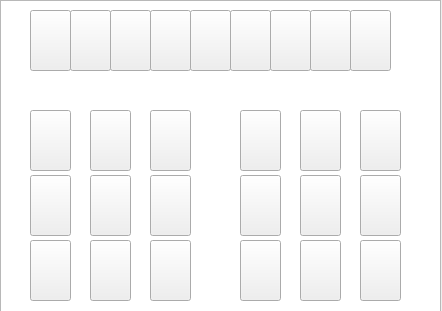
Before: the Qt Designer form catchrobo_gui/src/ui/red_2.ui in catchrobo2021/catchrobo_robot, drawn with Qt 5.
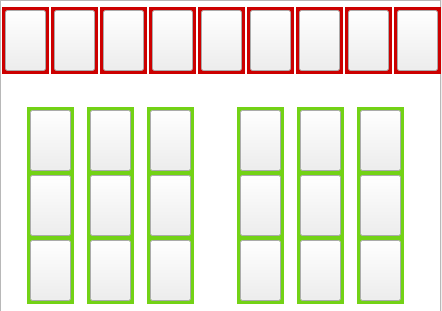
After: the same form once the commit is applied.

Diff of the .ui file:
```diff
--- a/catchrobo_gui/src/ui/red_2.ui
+++ b/catchrobo_gui/src/ui/red_2.ui
@@ -158,7 +158,7 @@
   <widget class="QPushButton" name="obj9">
    <property name="geometry">
     <rect>
-     <x>350</x>
+     <x>397</x>
      <y>10</y>
      <width>41</width>
      <height>61</height>
@@ -180,7 +180,7 @@
   <widget class="QPushButton" name="obj8">
    <property name="geometry">
     <rect>
-     <x>310</x>
+     <x>348</x>
      <y>10</y>
      <width>41</width>
      <height>61</height>
@@ -202,7 +202,7 @@
   <widget class="QPushButton" name="obj7">
    <property name="geometry">
     <rect>
-     <x>270</x>
+     <x>299</x>
      <y>10</y>
      <width>41</width>
      <height>61</height>
@@ -224,7 +224,7 @@
   <widget class="QPushButton" name="obj6">
    <property name="geometry">
     <rect>
-     <x>230</x>
+     <x>250</x>
      <y>10</y>
      <width>41</width>
      <height>61</height>
@@ -312,7 +312,7 @@
   <widget class="QPushButton" name="obj5">
    <property name="geometry">
     <rect>
-     <x>190</x>
+     <x>201</x>
      <y>10</y>
      <width>41</width>
      <height>61</height>
@@ -356,7 +356,7 @@
   <widget class="QPushButton" name="obj4">
    <property name="geometry">
     <rect>
-     <x>150</x>
+     <x>152</x>
      <y>10</y>
      <width>41</width>
      <height>61</height>
@@ -378,7 +378,7 @@
   <widget class="QPushButton" name="obj3">
    <property name="geometry">
     <rect>
-     <x>110</x>
+     <x>103</x>
      <y>10</y>
      <width>41</width>
      <height>61</height>
@@ -576,7 +576,7 @@
   <widget class="QPushButton" name="obj2">
    <property name="geometry">
     <rect>
-     <x>70</x>
+     <x>54</x>
      <y>10</y>
      <width>41</width>
      <height>61</height>
@@ -598,7 +598,7 @@
   <widget class="QPushButton" name="obj1">
    <property name="geometry">
     <rect>
-     <x>30</x>
+     <x>5</x>
      <y>10</y>
      <width>41</width>
      <height>61</height>
@@ -617,6 +617,1654 @@
     <bool>true</bool>
    </property>
   </widget>
+  <widget class="QFrame" name="frm15">
+   <property name="geometry">
+    <rect>
+     <x>357</x>
+     <y>107</y>
+     <width>47</width>
+     <height>67</height>
+    </rect>
+   </property>
+   <property name="palette">
+    <palette>
+     <active>
+      <colorrole role="WindowText">
+       <brush brushstyle="SolidPattern">
+        <color alpha="255">
+         <red>115</red>
+         <green>210</green>
+         <blue>22</blue>
+        </color>
+       </brush>
+      </colorrole>
+     </active>
+     <inactive>
+      <colorrole role="WindowText">
+       <brush brushstyle="SolidPattern">
+        <color alpha="255">
+         <red>115</red>
+         <green>210</green>
+         <blue>22</blue>
+        </color>
+       </brush>
+      </colorrole>
+     </inactive>
+     <disabled>
+      <colorrole role="WindowText">
+       <brush brushstyle="SolidPattern">
+        <color alpha="255">
+         <red>115</red>
+         <green>210</green>
+         <blue>22</blue>
+        </color>
+       </brush>
+      </colorrole>
+     </disabled>
+    </palette>
+   </property>
+   <property name="frameShape">
+    <enum>QFrame::Box</enum>
+   </property>
+   <property name="frameShadow">
+    <enum>QFrame::Plain</enum>
+   </property>
+   <property name="lineWidth">
+    <number>4</number>
+   </property>
+   <property name="midLineWidth">
+    <number>20</number>
+   </property>
+  </widget>
+  <widget class="QFrame" name="frm21">
+   <property name="geometry">
+    <rect>
+     <x>357</x>
+     <y>172</y>
+     <width>47</width>
+     <height>67</height>
+    </rect>
+   </property>
+   <property name="palette">
+    <palette>
+     <active>
+      <colorrole role="WindowText">
+       <brush brushstyle="SolidPattern">
+        <color alpha="255">
+         <red>115</red>
+         <green>210</green>
+         <blue>22</blue>
+        </color>
+       </brush>
+      </colorrole>
+     </active>
+     <inactive>
+      <colorrole role="WindowText">
+       <brush brushstyle="SolidPattern">
+        <color alpha="255">
+         <red>115</red>
+         <green>210</green>
+         <blue>22</blue>
+        </color>
+       </brush>
+      </colorrole>
+     </inactive>
+     <disabled>
+      <colorrole role="WindowText">
+       <brush brushstyle="SolidPattern">
+        <color alpha="255">
+         <red>115</red>
+         <green>210</green>
+         <blue>22</blue>
+        </color>
+       </brush>
+      </colorrole>
+     </disabled>
+    </palette>
+   </property>
+   <property name="frameShape">
+    <enum>QFrame::Box</enum>
+   </property>
+   <property name="frameShadow">
+    <enum>QFrame::Plain</enum>
+   </property>
+   <property name="lineWidth">
+    <number>4</number>
+   </property>
+   <property name="midLineWidth">
+    <number>20</number>
+   </property>
+  </widget>
+  <widget class="QFrame" name="frm27">
+   <property name="geometry">
+    <rect>
+     <x>357</x>
+     <y>237</y>
+     <width>47</width>
+     <height>67</height>
+    </rect>
+   </property>
+   <property name="palette">
+    <palette>
+     <active>
+      <colorrole role="WindowText">
+       <brush brushstyle="SolidPattern">
+        <color alpha="255">
+         <red>115</red>
+         <green>210</green>
+         <blue>22</blue>
+        </color>
+       </brush>
+      </colorrole>
+     </active>
+     <inactive>
+      <colorrole role="WindowText">
+       <brush brushstyle="SolidPattern">
+        <color alpha="255">
+         <red>115</red>
+         <green>210</green>
+         <blue>22</blue>
+        </color>
+       </brush>
+      </colorrole>
+     </inactive>
+     <disabled>
+      <colorrole role="WindowText">
+       <brush brushstyle="SolidPattern">
+        <color alpha="255">
+         <red>115</red>
+         <green>210</green>
+         <blue>22</blue>
+        </color>
+       </brush>
+      </colorrole>
+     </disabled>
+    </palette>
+   </property>
+   <property name="frameShape">
+    <enum>QFrame::Box</enum>
+   </property>
+   <property name="frameShadow">
+    <enum>QFrame::Plain</enum>
+   </property>
+   <property name="lineWidth">
+    <number>4</number>
+   </property>
+   <property name="midLineWidth">
+    <number>20</number>
+   </property>
+  </widget>
+  <widget class="QFrame" name="frm14">
+   <property name="geometry">
+    <rect>
+     <x>297</x>
+     <y>107</y>
+     <width>47</width>
+     <height>67</height>
+    </rect>
+   </property>
+   <property name="palette">
+    <palette>
+     <active>
+      <colorrole role="WindowText">
+       <brush brushstyle="SolidPattern">
+        <color alpha="255">
+         <red>115</red>
+         <green>210</green>
+         <blue>22</blue>
+        </color>
+       </brush>
+      </colorrole>
+     </active>
+     <inactive>
+      <colorrole role="WindowText">
+       <brush brushstyle="SolidPattern">
+        <color alpha="255">
+         <red>115</red>
+         <green>210</green>
+         <blue>22</blue>
+        </color>
+       </brush>
+      </colorrole>
+     </inactive>
+     <disabled>
+      <colorrole role="WindowText">
+       <brush brushstyle="SolidPattern">
+        <color alpha="255">
+         <red>115</red>
+         <green>210</green>
+         <blue>22</blue>
+        </color>
+       </brush>
+      </colorrole>
+     </disabled>
+    </palette>
+   </property>
+   <property name="frameShape">
+    <enum>QFrame::Box</enum>
+   </property>
+   <property name="frameShadow">
+    <enum>QFrame::Plain</enum>
+   </property>
+   <property name="lineWidth">
+    <number>4</number>
+   </property>
+   <property name="midLineWidth">
+    <number>20</number>
+   </property>
+  </widget>
+  <widget class="QFrame" name="frm20">
+   <property name="geometry">
+    <rect>
+     <x>297</x>
+     <y>172</y>
+     <width>47</width>
+     <height>67</height>
+    </rect>
+   </property>
+   <property name="palette">
+    <palette>
+     <active>
+      <colorrole role="WindowText">
+       <brush brushstyle="SolidPattern">
+        <color alpha="255">
+         <red>115</red>
+         <green>210</green>
+         <blue>22</blue>
+        </color>
+       </brush>
+      </colorrole>
+     </active>
+     <inactive>
+      <colorrole role="WindowText">
+       <brush brushstyle="SolidPattern">
+        <color alpha="255">
+         <red>115</red>
+         <green>210</green>
+         <blue>22</blue>
+        </color>
+       </brush>
+      </colorrole>
+     </inactive>
+     <disabled>
+      <colorrole role="WindowText">
+       <brush brushstyle="SolidPattern">
+        <color alpha="255">
+         <red>115</red>
+         <green>210</green>
+         <blue>22</blue>
+        </color>
+       </brush>
+      </colorrole>
+     </disabled>
+    </palette>
+   </property>
+   <property name="frameShape">
+    <enum>QFrame::Box</enum>
+   </property>
+   <property name="frameShadow">
+    <enum>QFrame::Plain</enum>
+   </property>
+   <property name="lineWidth">
+    <number>4</number>
+   </property>
+   <property name="midLineWidth">
+    <number>20</number>
+   </property>
+  </widget>
+  <widget class="QFrame" name="frm26">
+   <property name="geometry">
+    <rect>
+     <x>297</x>
+     <y>237</y>
+     <width>47</width>
+     <height>67</height>
+    </rect>
+   </property>
+   <property name="palette">
+    <palette>
+     <active>
+      <colorrole role="WindowText">
+       <brush brushstyle="SolidPattern">
+        <color alpha="255">
+         <red>115</red>
+         <green>210</green>
+         <blue>22</blue>
+        </color>
+       </brush>
+      </colorrole>
+     </active>
+     <inactive>
+      <colorrole role="WindowText">
+       <brush brushstyle="SolidPattern">
+        <color alpha="255">
+         <red>115</red>
+         <green>210</green>
+         <blue>22</blue>
+        </color>
+       </brush>
+      </colorrole>
+     </inactive>
+     <disabled>
+      <colorrole role="WindowText">
+       <brush brushstyle="SolidPattern">
+        <color alpha="255">
+         <red>115</red>
+         <green>210</green>
+         <blue>22</blue>
+        </color>
+       </brush>
+      </colorrole>
+     </disabled>
+    </palette>
+   </property>
+   <property name="frameShape">
+    <enum>QFrame::Box</enum>
+   </property>
+   <property name="frameShadow">
+    <enum>QFrame::Plain</enum>
+   </property>
+   <property name="lineWidth">
+    <number>4</number>
+   </property>
+   <property name="midLineWidth">
+    <number>20</number>
+   </property>
+  </widget>
+  <widget class="QFrame" name="frm13">
+   <property name="geometry">
+    <rect>
+     <x>237</x>
+     <y>107</y>
+     <width>47</width>
+     <height>67</height>
+    </rect>
+   </property>
+   <property name="palette">
+    <palette>
+     <active>
+      <colorrole role="WindowText">
+       <brush brushstyle="SolidPattern">
+        <color alpha="255">
+         <red>115</red>
+         <green>210</green>
+         <blue>22</blue>
+        </color>
+       </brush>
+      </colorrole>
+     </active>
+     <inactive>
+      <colorrole role="WindowText">
+       <brush brushstyle="SolidPattern">
+        <color alpha="255">
+         <red>115</red>
+         <green>210</green>
+         <blue>22</blue>
+        </color>
+       </brush>
+      </colorrole>
+     </inactive>
+     <disabled>
+      <colorrole role="WindowText">
+       <brush brushstyle="SolidPattern">
+        <color alpha="255">
+         <red>115</red>
+         <green>210</green>
+         <blue>22</blue>
+        </color>
+       </brush>
+      </colorrole>
+     </disabled>
+    </palette>
+   </property>
+   <property name="frameShape">
+    <enum>QFrame::Box</enum>
+   </property>
+   <property name="frameShadow">
+    <enum>QFrame::Plain</enum>
+   </property>
+   <property name="lineWidth">
+    <number>4</number>
+   </property>
+   <property name="midLineWidth">
+    <number>20</number>
+   </property>
+  </widget>
+  <widget class="QFrame" name="frm19">
+   <property name="geometry">
+    <rect>
+     <x>237</x>
+     <y>172</y>
+     <width>47</width>
+     <height>67</height>
+    </rect>
+   </property>
+   <property name="palette">
+    <palette>
+     <active>
+      <colorrole role="WindowText">
+       <brush brushstyle="SolidPattern">
+        <color alpha="255">
+         <red>115</red>
+         <green>210</green>
+         <blue>22</blue>
+        </color>
+       </brush>
+      </colorrole>
+     </active>
+     <inactive>
+      <colorrole role="WindowText">
+       <brush brushstyle="SolidPattern">
+        <color alpha="255">
+         <red>115</red>
+         <green>210</green>
+         <blue>22</blue>
+        </color>
+       </brush>
+      </colorrole>
+     </inactive>
+     <disabled>
+      <colorrole role="WindowText">
+       <brush brushstyle="SolidPattern">
+        <color alpha="255">
+         <red>115</red>
+         <green>210</green>
+         <blue>22</blue>
+        </color>
+       </brush>
+      </colorrole>
+     </disabled>
+    </palette>
+   </property>
+   <property name="frameShape">
+    <enum>QFrame::Box</enum>
+   </property>
+   <property name="frameShadow">
+    <enum>QFrame::Plain</enum>
+   </property>
+   <property name="lineWidth">
+    <number>4</number>
+   </property>
+   <property name="midLineWidth">
+    <number>20</number>
+   </property>
+  </widget>
+  <widget class="QFrame" name="frm25">
+   <property name="geometry">
+    <rect>
+     <x>237</x>
+     <y>237</y>
+     <width>47</width>
+     <height>67</height>
+    </rect>
+   </property>
+   <property name="palette">
+    <palette>
+     <active>
+      <colorrole role="WindowText">
+       <brush brushstyle="SolidPattern">
+        <color alpha="255">
+         <red>115</red>
+         <green>210</green>
+         <blue>22</blue>
+        </color>
+       </brush>
+      </colorrole>
+     </active>
+     <inactive>
+      <colorrole role="WindowText">
+       <brush brushstyle="SolidPattern">
+        <color alpha="255">
+         <red>115</red>
+         <green>210</green>
+         <blue>22</blue>
+        </color>
+       </brush>
+      </colorrole>
+     </inactive>
+     <disabled>
+      <colorrole role="WindowText">
+       <brush brushstyle="SolidPattern">
+        <color alpha="255">
+         <red>115</red>
+         <green>210</green>
+         <blue>22</blue>
+        </color>
+       </brush>
+      </colorrole>
+     </disabled>
+    </palette>
+   </property>
+   <property name="frameShape">
+    <enum>QFrame::Box</enum>
+   </property>
+   <property name="frameShadow">
+    <enum>QFrame::Plain</enum>
+   </property>
+   <property name="lineWidth">
+    <number>4</number>
+   </property>
+   <property name="midLineWidth">
+    <number>20</number>
+   </property>
+  </widget>
+  <widget class="QFrame" name="frm10">
+   <property name="geometry">
+    <rect>
+     <x>27</x>
+     <y>107</y>
+     <width>47</width>
+     <height>67</height>
+    </rect>
+   </property>
+   <property name="palette">
+    <palette>
+     <active>
+      <colorrole role="WindowText">
+       <brush brushstyle="SolidPattern">
+        <color alpha="255">
+         <red>115</red>
+         <green>210</green>
+         <blue>22</blue>
+        </color>
+       </brush>
+      </colorrole>
+     </active>
+     <inactive>
+      <colorrole role="WindowText">
+       <brush brushstyle="SolidPattern">
+        <color alpha="255">
+         <red>115</red>
+         <green>210</green>
+         <blue>22</blue>
+        </color>
+       </brush>
+      </colorrole>
+     </inactive>
+     <disabled>
+      <colorrole role="WindowText">
+       <brush brushstyle="SolidPattern">
+        <color alpha="255">
+         <red>115</red>
+         <green>210</green>
+         <blue>22</blue>
+        </color>
+       </brush>
+      </colorrole>
+     </disabled>
+    </palette>
+   </property>
+   <property name="frameShape">
+    <enum>QFrame::Box</enum>
+   </property>
+   <property name="frameShadow">
+    <enum>QFrame::Plain</enum>
+   </property>
+   <property name="lineWidth">
+    <number>4</number>
+   </property>
+   <property name="midLineWidth">
+    <number>20</number>
+   </property>
+  </widget>
+  <widget class="QFrame" name="frm11">
+   <property name="geometry">
+    <rect>
+     <x>87</x>
+     <y>107</y>
+     <width>47</width>
+     <height>67</height>
+    </rect>
+   </property>
+   <property name="palette">
+    <palette>
+     <active>
+      <colorrole role="WindowText">
+       <brush brushstyle="SolidPattern">
+        <color alpha="255">
+         <red>115</red>
+         <green>210</green>
+         <blue>22</blue>
+        </color>
+       </brush>
+      </colorrole>
+     </active>
+     <inactive>
+      <colorrole role="WindowText">
+       <brush brushstyle="SolidPattern">
+        <color alpha="255">
+         <red>115</red>
+         <green>210</green>
+         <blue>22</blue>
+        </color>
+       </brush>
+      </colorrole>
+     </inactive>
+     <disabled>
+      <colorrole role="WindowText">
+       <brush brushstyle="SolidPattern">
+        <color alpha="255">
+         <red>115</red>
+         <green>210</green>
+         <blue>22</blue>
+        </color>
+       </brush>
+      </colorrole>
+     </disabled>
+    </palette>
+   </property>
+   <property name="frameShape">
+    <enum>QFrame::Box</enum>
+   </property>
+   <property name="frameShadow">
+    <enum>QFrame::Plain</enum>
+   </property>
+   <property name="lineWidth">
+    <number>4</number>
+   </property>
+   <property name="midLineWidth">
+    <number>20</number>
+   </property>
+  </widget>
+  <widget class="QFrame" name="frm12">
+   <property name="geometry">
+    <rect>
+     <x>147</x>
+     <y>107</y>
+     <width>47</width>
+     <height>67</height>
+    </rect>
+   </property>
+   <property name="palette">
+    <palette>
+     <active>
+      <colorrole role="WindowText">
+       <brush brushstyle="SolidPattern">
+        <color alpha="255">
+         <red>115</red>
+         <green>210</green>
+         <blue>22</blue>
+        </color>
+       </brush>
+      </colorrole>
+     </active>
+     <inactive>
+      <colorrole role="WindowText">
+       <brush brushstyle="SolidPattern">
+        <color alpha="255">
+         <red>115</red>
+         <green>210</green>
+         <blue>22</blue>
+        </color>
+       </brush>
+      </colorrole>
+     </inactive>
+     <disabled>
+      <colorrole role="WindowText">
+       <brush brushstyle="SolidPattern">
+        <color alpha="255">
+         <red>115</red>
+         <green>210</green>
+         <blue>22</blue>
+        </color>
+       </brush>
+      </colorrole>
+     </disabled>
+    </palette>
+   </property>
+   <property name="frameShape">
+    <enum>QFrame::Box</enum>
+   </property>
+   <property name="frameShadow">
+    <enum>QFrame::Plain</enum>
+   </property>
+   <property name="lineWidth">
+    <number>4</number>
+   </property>
+   <property name="midLineWidth">
+    <number>20</number>
+   </property>
+  </widget>
+  <widget class="QFrame" name="frm7">
+   <property name="geometry">
+    <rect>
+     <x>296</x>
+     <y>7</y>
+     <width>47</width>
+     <height>67</height>
+    </rect>
+   </property>
+   <property name="palette">
+    <palette>
+     <active>
+      <colorrole role="WindowText">
+       <brush brushstyle="SolidPattern">
+        <color alpha="255">
+         <red>204</red>
+         <green>0</green>
+         <blue>0</blue>
+        </color>
+       </brush>
+      </colorrole>
+     </active>
+     <inactive>
+      <colorrole role="WindowText">
+       <brush brushstyle="SolidPattern">
+        <color alpha="255">
+         <red>204</red>
+         <green>0</green>
+         <blue>0</blue>
+        </color>
+       </brush>
+      </colorrole>
+     </inactive>
+     <disabled>
+      <colorrole role="WindowText">
+       <brush brushstyle="SolidPattern">
+        <color alpha="255">
+         <red>204</red>
+         <green>0</green>
+         <blue>0</blue>
+        </color>
+       </brush>
+      </colorrole>
+     </disabled>
+    </palette>
+   </property>
+   <property name="frameShape">
+    <enum>QFrame::Box</enum>
+   </property>
+   <property name="frameShadow">
+    <enum>QFrame::Plain</enum>
+   </property>
+   <property name="lineWidth">
+    <number>4</number>
+   </property>
+   <property name="midLineWidth">
+    <number>20</number>
+   </property>
+  </widget>
+  <widget class="QFrame" name="frm6">
+   <property name="geometry">
+    <rect>
+     <x>247</x>
+     <y>7</y>
+     <width>47</width>
+     <height>67</height>
+    </rect>
+   </property>
+   <property name="palette">
+    <palette>
+     <active>
+      <colorrole role="WindowText">
+       <brush brushstyle="SolidPattern">
+        <color alpha="255">
+         <red>204</red>
+         <green>0</green>
+         <blue>0</blue>
+        </color>
+       </brush>
+      </colorrole>
+     </active>
+     <inactive>
+      <colorrole role="WindowText">
+       <brush brushstyle="SolidPattern">
+        <color alpha="255">
+         <red>204</red>
+         <green>0</green>
+         <blue>0</blue>
+        </color>
+       </brush>
+      </colorrole>
+     </inactive>
+     <disabled>
+      <colorrole role="WindowText">
+       <brush brushstyle="SolidPattern">
+        <color alpha="255">
+         <red>204</red>
+         <green>0</green>
+         <blue>0</blue>
+        </color>
+       </brush>
+      </colorrole>
+     </disabled>
+    </palette>
+   </property>
+   <property name="frameShape">
+    <enum>QFrame::Box</enum>
+   </property>
+   <property name="frameShadow">
+    <enum>QFrame::Plain</enum>
+   </property>
+   <property name="lineWidth">
+    <number>4</number>
+   </property>
+   <property name="midLineWidth">
+    <number>20</number>
+   </property>
+  </widget>
+  <widget class="QFrame" name="frm5">
+   <property name="geometry">
+    <rect>
+     <x>198</x>
+     <y>7</y>
+     <width>47</width>
+     <height>67</height>
+    </rect>
+   </property>
+   <property name="palette">
+    <palette>
+     <active>
+      <colorrole role="WindowText">
+       <brush brushstyle="SolidPattern">
+        <color alpha="255">
+         <red>204</red>
+         <green>0</green>
+         <blue>0</blue>
+        </color>
+       </brush>
+      </colorrole>
+     </active>
+     <inactive>
+      <colorrole role="WindowText">
+       <brush brushstyle="SolidPattern">
+        <color alpha="255">
+         <red>204</red>
+         <green>0</green>
+         <blue>0</blue>
+        </color>
+       </brush>
+      </colorrole>
+     </inactive>
+     <disabled>
+      <colorrole role="WindowText">
+       <brush brushstyle="SolidPattern">
+        <color alpha="255">
+         <red>204</red>
+         <green>0</green>
+         <blue>0</blue>
+        </color>
+       </brush>
+      </colorrole>
+     </disabled>
+    </palette>
+   </property>
+   <property name="frameShape">
+    <enum>QFrame::Box</enum>
+   </property>
+   <property name="frameShadow">
+    <enum>QFrame::Plain</enum>
+   </property>
+   <property name="lineWidth">
+    <number>4</number>
+   </property>
+   <property name="midLineWidth">
+    <number>20</number>
+   </property>
+  </widget>
+  <widget class="QFrame" name="frm4">
+   <property name="geometry">
+    <rect>
+     <x>149</x>
+     <y>7</y>
+     <width>47</width>
+     <height>67</height>
+    </rect>
+   </property>
+   <property name="palette">
+    <palette>
+     <active>
+      <colorrole role="WindowText">
+       <brush brushstyle="SolidPattern">
+        <color alpha="255">
+         <red>204</red>
+         <green>0</green>
+         <blue>0</blue>
+        </color>
+       </brush>
+      </colorrole>
+     </active>
+     <inactive>
+      <colorrole role="WindowText">
+       <brush brushstyle="SolidPattern">
+        <color alpha="255">
+         <red>204</red>
+         <green>0</green>
+         <blue>0</blue>
+        </color>
+       </brush>
+      </colorrole>
+     </inactive>
+     <disabled>
+      <colorrole role="WindowText">
+       <brush brushstyle="SolidPattern">
+        <color alpha="255">
+         <red>204</red>
+         <green>0</green>
+         <blue>0</blue>
+        </color>
+       </brush>
+      </colorrole>
+     </disabled>
+    </palette>
+   </property>
+   <property name="frameShape">
+    <enum>QFrame::Box</enum>
+   </property>
+   <property name="frameShadow">
+    <enum>QFrame::Plain</enum>
+   </property>
+   <property name="lineWidth">
+    <number>4</number>
+   </property>
+   <property name="midLineWidth">
+    <number>20</number>
+   </property>
+  </widget>
+  <widget class="QFrame" name="frm3">
+   <property name="geometry">
+    <rect>
+     <x>100</x>
+     <y>7</y>
+     <width>47</width>
+     <height>67</height>
+    </rect>
+   </property>
+   <property name="palette">
+    <palette>
+     <active>
+      <colorrole role="WindowText">
+       <brush brushstyle="SolidPattern">
+        <color alpha="255">
+         <red>204</red>
+         <green>0</green>
+         <blue>0</blue>
+        </color>
+       </brush>
+      </colorrole>
+     </active>
+     <inactive>
+      <colorrole role="WindowText">
+       <brush brushstyle="SolidPattern">
+        <color alpha="255">
+         <red>204</red>
+         <green>0</green>
+         <blue>0</blue>
+        </color>
+       </brush>
+      </colorrole>
+     </inactive>
+     <disabled>
+      <colorrole role="WindowText">
+       <brush brushstyle="SolidPattern">
+        <color alpha="255">
+         <red>204</red>
+         <green>0</green>
+         <blue>0</blue>
+        </color>
+       </brush>
+      </colorrole>
+     </disabled>
+    </palette>
+   </property>
+   <property name="frameShape">
+    <enum>QFrame::Box</enum>
+   </property>
+   <property name="frameShadow">
+    <enum>QFrame::Plain</enum>
+   </property>
+   <property name="lineWidth">
+    <number>4</number>
+   </property>
+   <property name="midLineWidth">
+    <number>20</number>
+   </property>
+  </widget>
+  <widget class="QFrame" name="frm2">
+   <property name="geometry">
+    <rect>
+     <x>51</x>
+     <y>7</y>
+     <width>47</width>
+     <height>67</height>
+    </rect>
+   </property>
+   <property name="palette">
+    <palette>
+     <active>
+      <colorrole role="WindowText">
+       <brush brushstyle="SolidPattern">
+        <color alpha="255">
+         <red>204</red>
+         <green>0</green>
+         <blue>0</blue>
+        </color>
+       </brush>
+      </colorrole>
+     </active>
+     <inactive>
+      <colorrole role="WindowText">
+       <brush brushstyle="SolidPattern">
+        <color alpha="255">
+         <red>204</red>
+         <green>0</green>
+         <blue>0</blue>
+        </color>
+       </brush>
+      </colorrole>
+     </inactive>
+     <disabled>
+      <colorrole role="WindowText">
+       <brush brushstyle="SolidPattern">
+        <color alpha="255">
+         <red>204</red>
+         <green>0</green>
+         <blue>0</blue>
+        </color>
+       </brush>
+      </colorrole>
+     </disabled>
+    </palette>
+   </property>
+   <property name="frameShape">
+    <enum>QFrame::Box</enum>
+   </property>
+   <property name="frameShadow">
+    <enum>QFrame::Plain</enum>
+   </property>
+   <property name="lineWidth">
+    <number>4</number>
+   </property>
+   <property name="midLineWidth">
+    <number>20</number>
+   </property>
+  </widget>
+  <widget class="QFrame" name="frm1">
+   <property name="geometry">
+    <rect>
+     <x>2</x>
+     <y>7</y>
+     <width>47</width>
+     <height>67</height>
+    </rect>
+   </property>
+   <property name="palette">
+    <palette>
+     <active>
+      <colorrole role="WindowText">
+       <brush brushstyle="SolidPattern">
+        <color alpha="255">
+         <red>204</red>
+         <green>0</green>
+         <blue>0</blue>
+        </color>
+       </brush>
+      </colorrole>
+     </active>
+     <inactive>
+      <colorrole role="WindowText">
+       <brush brushstyle="SolidPattern">
+        <color alpha="255">
+         <red>204</red>
+         <green>0</green>
+         <blue>0</blue>
+        </color>
+       </brush>
+      </colorrole>
+     </inactive>
+     <disabled>
+      <colorrole role="WindowText">
+       <brush brushstyle="SolidPattern">
+        <color alpha="255">
+         <red>204</red>
+         <green>0</green>
+         <blue>0</blue>
+        </color>
+       </brush>
+      </colorrole>
+     </disabled>
+    </palette>
+   </property>
+   <property name="frameShape">
+    <enum>QFrame::Box</enum>
+   </property>
+   <property name="frameShadow">
+    <enum>QFrame::Plain</enum>
+   </property>
+   <property name="lineWidth">
+    <number>4</number>
+   </property>
+   <property name="midLineWidth">
+    <number>20</number>
+   </property>
+  </widget>
+  <widget class="QFrame" name="frm24">
+   <property name="geometry">
+    <rect>
+     <x>147</x>
+     <y>237</y>
+     <width>47</width>
+     <height>67</height>
+    </rect>
+   </property>
+   <property name="palette">
+    <palette>
+     <active>
+      <colorrole role="WindowText">
+       <brush brushstyle="SolidPattern">
+        <color alpha="255">
+         <red>115</red>
+         <green>210</green>
+         <blue>22</blue>
+        </color>
+       </brush>
+      </colorrole>
+     </active>
+     <inactive>
+      <colorrole role="WindowText">
+       <brush brushstyle="SolidPattern">
+        <color alpha="255">
+         <red>115</red>
+         <green>210</green>
+         <blue>22</blue>
+        </color>
+       </brush>
+      </colorrole>
+     </inactive>
+     <disabled>
+      <colorrole role="WindowText">
+       <brush brushstyle="SolidPattern">
+        <color alpha="255">
+         <red>115</red>
+         <green>210</green>
+         <blue>22</blue>
+        </color>
+       </brush>
+      </colorrole>
+     </disabled>
+    </palette>
+   </property>
+   <property name="frameShape">
+    <enum>QFrame::Box</enum>
+   </property>
+   <property name="frameShadow">
+    <enum>QFrame::Plain</enum>
+   </property>
+   <property name="lineWidth">
+    <number>4</number>
+   </property>
+   <property name="midLineWidth">
+    <number>20</number>
+   </property>
+  </widget>
+  <widget class="QFrame" name="frm18">
+   <property name="geometry">
+    <rect>
+     <x>147</x>
+     <y>172</y>
+     <width>47</width>
+     <height>67</height>
+    </rect>
+   </property>
+   <property name="palette">
+    <palette>
+     <active>
+      <colorrole role="WindowText">
+       <brush brushstyle="SolidPattern">
+        <color alpha="255">
+         <red>115</red>
+         <green>210</green>
+         <blue>22</blue>
+        </color>
+       </brush>
+      </colorrole>
+     </active>
+     <inactive>
+      <colorrole role="WindowText">
+       <brush brushstyle="SolidPattern">
+        <color alpha="255">
+         <red>115</red>
+         <green>210</green>
+         <blue>22</blue>
+        </color>
+       </brush>
+      </colorrole>
+     </inactive>
+     <disabled>
+      <colorrole role="WindowText">
+       <brush brushstyle="SolidPattern">
+        <color alpha="255">
+         <red>115</red>
+         <green>210</green>
+         <blue>22</blue>
+        </color>
+       </brush>
+      </colorrole>
+     </disabled>
+    </palette>
+   </property>
+   <property name="frameShape">
+    <enum>QFrame::Box</enum>
+   </property>
+   <property name="frameShadow">
+    <enum>QFrame::Plain</enum>
+   </property>
+   <property name="lineWidth">
+    <number>4</number>
+   </property>
+   <property name="midLineWidth">
+    <number>20</number>
+   </property>
+  </widget>
+  <widget class="QFrame" name="frm17">
+   <property name="geometry">
+    <rect>
+     <x>87</x>
+     <y>172</y>
+     <width>47</width>
+     <height>67</height>
+    </rect>
+   </property>
+   <property name="palette">
+    <palette>
+     <active>
+      <colorrole role="WindowText">
+       <brush brushstyle="SolidPattern">
+        <color alpha="255">
+         <red>115</red>
+         <green>210</green>
+         <blue>22</blue>
+        </color>
+       </brush>
+      </colorrole>
+     </active>
+     <inactive>
+      <colorrole role="WindowText">
+       <brush brushstyle="SolidPattern">
+        <color alpha="255">
+         <red>115</red>
+         <green>210</green>
+         <blue>22</blue>
+        </color>
+       </brush>
+      </colorrole>
+     </inactive>
+     <disabled>
+      <colorrole role="WindowText">
+       <brush brushstyle="SolidPattern">
+        <color alpha="255">
+         <red>115</red>
+         <green>210</green>
+         <blue>22</blue>
+        </color>
+       </brush>
+      </colorrole>
+     </disabled>
+    </palette>
+   </property>
+   <property name="frameShape">
+    <enum>QFrame::Box</enum>
+   </property>
+   <property name="frameShadow">
+    <enum>QFrame::Plain</enum>
+   </property>
+   <property name="lineWidth">
+    <number>4</number>
+   </property>
+   <property name="midLineWidth">
+    <number>20</number>
+   </property>
+  </widget>
+  <widget class="QFrame" name="frm16">
+   <property name="geometry">
+    <rect>
+     <x>27</x>
+     <y>172</y>
+     <width>47</width>
+     <height>67</height>
+    </rect>
+   </property>
+   <property name="palette">
+    <palette>
+     <active>
+      <colorrole role="WindowText">
+       <brush brushstyle="SolidPattern">
+        <color alpha="255">
+         <red>115</red>
+         <green>210</green>
+         <blue>22</blue>
+        </color>
+       </brush>
+      </colorrole>
+     </active>
+     <inactive>
+      <colorrole role="WindowText">
+       <brush brushstyle="SolidPattern">
+        <color alpha="255">
+         <red>115</red>
+         <green>210</green>
+         <blue>22</blue>
+        </color>
+       </brush>
+      </colorrole>
+     </inactive>
+     <disabled>
+      <colorrole role="WindowText">
+       <brush brushstyle="SolidPattern">
+        <color alpha="255">
+         <red>115</red>
+         <green>210</green>
+         <blue>22</blue>
+        </color>
+       </brush>
+      </colorrole>
+     </disabled>
+    </palette>
+   </property>
+   <property name="frameShape">
+    <enum>QFrame::Box</enum>
+   </property>
+   <property name="frameShadow">
+    <enum>QFrame::Plain</enum>
+   </property>
+   <property name="lineWidth">
+    <number>4</number>
+   </property>
+   <property name="midLineWidth">
+    <number>20</number>
+   </property>
+  </widget>
+  <widget class="QFrame" name="frm23">
+   <property name="geometry">
+    <rect>
+     <x>87</x>
+     <y>237</y>
+     <width>47</width>
+     <height>67</height>
+    </rect>
+   </property>
+   <property name="palette">
+    <palette>
+     <active>
+      <colorrole role="WindowText">
+       <brush brushstyle="SolidPattern">
+        <color alpha="255">
+         <red>115</red>
+         <green>210</green>
+         <blue>22</blue>
+        </color>
+       </brush>
+      </colorrole>
+     </active>
+     <inactive>
+      <colorrole role="WindowText">
+       <brush brushstyle="SolidPattern">
+        <color alpha="255">
+         <red>115</red>
+         <green>210</green>
+         <blue>22</blue>
+        </color>
+       </brush>
+      </colorrole>
+     </inactive>
+     <disabled>
+      <colorrole role="WindowText">
+       <brush brushstyle="SolidPattern">
+        <color alpha="255">
+         <red>115</red>
+         <green>210</green>
+         <blue>22</blue>
+        </color>
+       </brush>
+      </colorrole>
+     </disabled>
+    </palette>
+   </property>
+   <property name="frameShape">
+    <enum>QFrame::Box</enum>
+   </property>
+   <property name="frameShadow">
+    <enum>QFrame::Plain</enum>
+   </property>
+   <property name="lineWidth">
+    <number>4</number>
+   </property>
+   <property name="midLineWidth">
+    <number>20</number>
+   </property>
+  </widget>
+  <widget class="QFrame" name="frm22">
+   <property name="geometry">
+    <rect>
+     <x>27</x>
+     <y>237</y>
+     <width>47</width>
+     <height>67</height>
+    </rect>
+   </property>
+   <property name="palette">
+    <palette>
+     <active>
+      <colorrole role="WindowText">
+       <brush brushstyle="SolidPattern">
+        <color alpha="255">
+         <red>115</red>
+         <green>210</green>
+         <blue>22</blue>
+        </color>
+       </brush>
+      </colorrole>
+     </active>
+     <inactive>
+      <colorrole role="WindowText">
+       <brush brushstyle="SolidPattern">
+        <color alpha="255">
+         <red>115</red>
+         <green>210</green>
+         <blue>22</blue>
+        </color>
+       </brush>
+      </colorrole>
+     </inactive>
+     <disabled>
+      <colorrole role="WindowText">
+       <brush brushstyle="SolidPattern">
+        <color alpha="255">
+         <red>115</red>
+         <green>210</green>
+         <blue>22</blue>
+        </color>
+       </brush>
+      </colorrole>
+     </disabled>
+    </palette>
+   </property>
+   <property name="frameShape">
+    <enum>QFrame::Box</enum>
+   </property>
+   <property name="frameShadow">
+    <enum>QFrame::Plain</enum>
+   </property>
+   <property name="lineWidth">
+    <number>4</number>
+   </property>
+   <property name="midLineWidth">
+    <number>20</number>
+   </property>
+  </widget>
+  <widget class="QFrame" name="frm9">
+   <property name="geometry">
+    <rect>
+     <x>394</x>
+     <y>7</y>
+     <width>47</width>
+     <height>67</height>
+    </rect>
+   </property>
+   <property name="palette">
+    <palette>
+     <active>
+      <colorrole role="WindowText">
+       <brush brushstyle="SolidPattern">
+        <color alpha="255">
+         <red>204</red>
+         <green>0</green>
+         <blue>0</blue>
+        </color>
+       </brush>
+      </colorrole>
+     </active>
+     <inactive>
+      <colorrole role="WindowText">
+       <brush brushstyle="SolidPattern">
+        <color alpha="255">
+         <red>204</red>
+         <green>0</green>
+         <blue>0</blue>
+        </color>
+       </brush>
+      </colorrole>
+     </inactive>
+     <disabled>
+      <colorrole role="WindowText">
+       <brush brushstyle="SolidPattern">
+        <color alpha="255">
+         <red>204</red>
+         <green>0</green>
+         <blue>0</blue>
+        </color>
+       </brush>
+      </colorrole>
+     </disabled>
+    </palette>
+   </property>
+   <property name="frameShape">
+    <enum>QFrame::Box</enum>
+   </property>
+   <property name="frameShadow">
+    <enum>QFrame::Plain</enum>
+   </property>
+   <property name="lineWidth">
+    <number>4</number>
+   </property>
+   <property name="midLineWidth">
+    <number>20</number>
+   </property>
+  </widget>
+  <widget class="QFrame" name="frm8">
+   <property name="geometry">
+    <rect>
+     <x>345</x>
+     <y>7</y>
+     <width>47</width>
+     <height>67</height>
+    </rect>
+   </property>
+   <property name="palette">
+    <palette>
+     <active>
+      <colorrole role="WindowText">
+       <brush brushstyle="SolidPattern">
+        <color alpha="255">
+         <red>204</red>
+         <green>0</green>
+         <blue>0</blue>
+        </color>
+       </brush>
+      </colorrole>
+     </active>
+     <inactive>
+      <colorrole role="WindowText">
+       <brush brushstyle="SolidPattern">
+        <color alpha="255">
+         <red>204</red>
+         <green>0</green>
+         <blue>0</blue>
+        </color>
+       </brush>
+      </colorrole>
+     </inactive>
+     <disabled>
+      <colorrole role="WindowText">
+       <brush brushstyle="SolidPattern">
+        <color alpha="255">
+         <red>204</red>
+         <green>0</green>
+         <blue>0</blue>
+        </color>
+       </brush>
+      </colorrole>
+     </disabled>
+    </palette>
+   </property>
+   <property name="frameShape">
+    <enum>QFrame::Box</enum>
+   </property>
+   <property name="frameShadow">
+    <enum>QFrame::Plain</enum>
+   </property>
+   <property name="lineWidth">
+    <number>4</number>
+   </property>
+   <property name="midLineWidth">
+    <number>20</number>
+   </property>
+  </widget>
+  <zorder>graphicsView</zorder>
+  <zorder>frm14</zorder>
+  <zorder>frm26</zorder>
+  <zorder>frm12</zorder>
+  <zorder>frm11</zorder>
+  <zorder>frm3</zorder>
+  <zorder>frm6</zorder>
+  <zorder>frm27</zorder>
+  <zorder>frm24</zorder>
+  <zorder>frm25</zorder>
+  <zorder>frm18</zorder>
+  <zorder>frm19</zorder>
+  <zorder>frm8</zorder>
+  <zorder>frm16</zorder>
+  <zorder>frm21</zorder>
+  <zorder>frm20</zorder>
+  <zorder>frm13</zorder>
+  <zorder>frm1</zorder>
+  <zorder>frm9</zorder>
+  <zorder>frm5</zorder>
+  <zorder>frm4</zorder>
+  <zorder>frm22</zorder>
+  <zorder>frm2</zorder>
+  <zorder>frm7</zorder>
+  <zorder>frm15</zorder>
+  <zorder>frm10</zorder>
+  <zorder>frm23</zorder>
+  <zorder>frm17</zorder>
+  <zorder>obj15</zorder>
+  <zorder>obj21</zorder>
+  <zorder>obj27</zorder>
+  <zorder>obj14</zorder>
+  <zorder>obj20</zorder>
+  <zorder>obj26</zorder>
+  <zorder>obj9</zorder>
+  <zorder>obj8</zorder>
+  <zorder>obj7</zorder>
+  <zorder>obj6</zorder>
+  <zorder>obj13</zorder>
+  <zorder>obj25</zorder>
+  <zorder>obj19</zorder>
+  <zorder>obj5</zorder>
+  <zorder>obj12</zorder>
+  <zorder>obj4</zorder>
+  <zorder>obj3</zorder>
+  <zorder>obj11</zorder>
+  <zorder>obj10</zorder>
+  <zorder>obj24</zorder>
+  <zorder>obj23</zorder>
+  <zorder>obj22</zorder>
+  <zorder>obj18</zorder>
+  <zorder>obj17</zorder>
+  <zorder>obj16</zorder>
+  <zorder>obj2</zorder>
+  <zorder>obj1</zorder>
  </widget>
  <resources/>
  <connections/>
```
